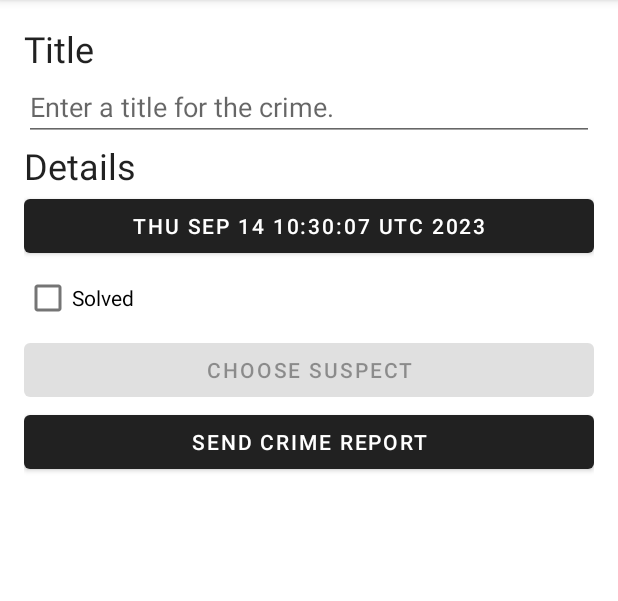
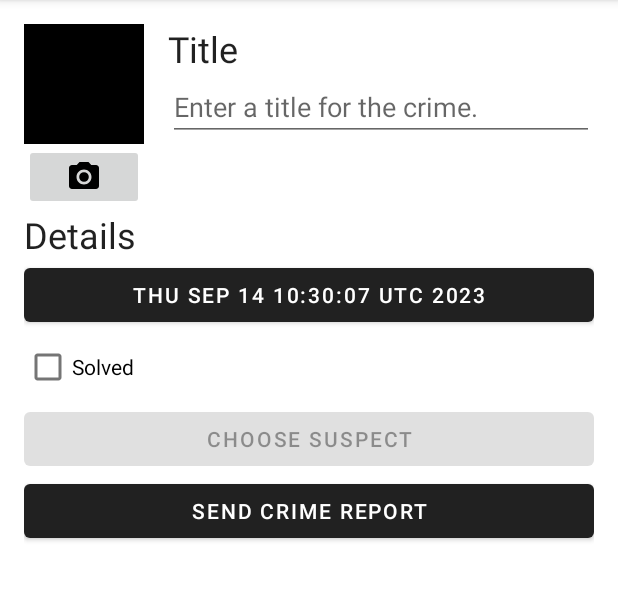
Before and after one commit to savannahvaith/BNR-CriminalIntent, an Android app: the screen it shows after launch (MainActivity), after a tap on "New Crime", on a phone screen of 412 x 824 dp, the part 84-685 px from its top. Run offline under Robolectric (Android 15) with nearby library versions, the phone set to English and light mode, and no system bars; our stand-ins replace Room's generated code; 3 statements that could not run were skipped.

Commit message:
feat(images): capture with android camera and display in detail view

```diff
--- a/app/src/main/java/com/example/criminalintent/Crime.kt
+++ b/app/src/main/java/com/example/criminalintent/Crime.kt
@@ -11,5 +11,6 @@ data class Crime(
     val title: String,
     val date: Date,
     val isSolved: Boolean,
-    val suspect: String = ""
+    val suspect: String = "",
+    val photoFileName: String? = null
 )
--- a/app/src/main/java/com/example/criminalintent/CrimeDetailFragment.kt
+++ b/app/src/main/java/com/example/criminalintent/CrimeDetailFragment.kt
@@ -11,6 +11,8 @@ import android.view.LayoutInflater
 import android.view.View
 import android.view.ViewGroup
 import androidx.activity.result.contract.ActivityResultContracts
+import androidx.core.content.FileProvider
+import androidx.core.view.doOnLayout
 import androidx.core.widget.doOnTextChanged
 import androidx.fragment.app.Fragment
 import androidx.fragment.app.setFragmentResultListener
@@ -21,8 +23,10 @@ import androidx.lifecycle.repeatOnLifecycle
 import androidx.navigation.fragment.findNavController
 import androidx.navigation.fragment.navArgs
 import com.example.criminalintent.databinding.FragmentCrimeDetailBinding
+import getScaledBitmap
 import kotlinx.coroutines.flow.collect
 import kotlinx.coroutines.launch
+import java.io.File
 import java.util.Date
 import java.util.UUID
 
@@ -39,6 +43,16 @@ class CrimeDetailFragment : Fragment(){
     ){
         uri: Uri? -> uri?.let { parseContact(uri) }
     }
+
+    private val takePhoto = registerForActivityResult(
+        ActivityResultContracts.TakePicture()
+    ){ didTakePhoto: Boolean ->
+        if(didTakePhoto && photoName != null){
+            crimeDetailViewModel.updateCrime { oldCrime -> oldCrime.copy(photoFileName = photoName) }
+        }
+    }
+
+    private var photoName: String? = null
 
     private val binding
         get() = checkNotNull(_binding) {
@@ -73,6 +87,20 @@ class CrimeDetailFragment : Fragment(){
                 requireContext(), null
             )
             crimeSuspect.isEnabled = canResolveIntent(selectSuspectIntent)
+
+            photoName = "IMG_${Date()}.jpg"
+            val photoFile = File(requireContext().applicationContext.filesDir, photoName)
+            val photoUri = FileProvider.getUriForFile(requireContext(), "com.example.criminalIntent.fileprovider", photoFile)
+
+
+            crimeCamera.setOnClickListener {
+                takePhoto.launch(photoUri)
+            }
+
+            val captureImageContent = takePhoto.contract.createIntent(
+                requireContext(), photoUri
+            )
+            crimeCamera.isEnabled = canResolveIntent(captureImageContent)
         }
 
         viewLifecycleOwner.lifecycleScope.launch {
@@ -116,6 +144,9 @@ class CrimeDetailFragment : Fragment(){
             crimeSuspect.text = crime.suspect.ifEmpty {
                 getString(R.string.crime_suspect_text)
             }
+
+            updatePhoto(crime.photoFileName)
+
         }
     }
 
@@ -153,6 +184,29 @@ class CrimeDetailFragment : Fragment(){
         return resolvedActivity != null
     }
 
+    private fun updatePhoto(photoFileName: String?){
+        if (binding.crimePhoto.tag != photoFileName) {
+            val photoFile = photoFileName?.let {
+                File(requireContext().applicationContext.filesDir, it)
+            }
+
+            if (photoFile?.exists() == true) {
+                binding.crimePhoto.doOnLayout { measuredView ->
+                    val scaledBitmap = getScaledBitmap(
+                        photoFile.path,
+                        measuredView.width,
+                        measuredView.height
+                    )
+                    binding.crimePhoto.setImageBitmap(scaledBitmap)
+                    binding.crimePhoto.tag = photoFileName
+                }
+            } else {
+                binding.crimePhoto.setImageBitmap(null)
+                binding.crimePhoto.tag = null
+            }
+        }
+    }
+
 
     override fun onDestroyView() {
         super.onDestroyView()
--- a/app/src/main/java/com/example/criminalintent/CrimeRepository.kt
+++ b/app/src/main/java/com/example/criminalintent/CrimeRepository.kt
@@ -4,6 +4,7 @@ import android.content.Context
 import androidx.room.Room
 import com.example.criminalintent.database.CrimeDatabase
 import com.example.criminalintent.database.migration_1_2
+import com.example.criminalintent.database.migration_2_3
 import kotlinx.coroutines.CoroutineScope
 import kotlinx.coroutines.GlobalScope
 import kotlinx.coroutines.flow.Flow
@@ -20,7 +21,7 @@ class CrimeRepository private constructor(context: Context) {
         CrimeDatabase::class.java,
         DATABASE_NAME
     )
-        .addMigrations(migration_1_2)
+        .addMigrations(migration_1_2, migration_2_3)
         .build()
 
     fun getCrimes(): Flow<List<Crime>> = database.crimeDao().getCrimes()
--- a/app/src/main/java/com/example/criminalintent/database/CrimeDatabase.kt
+++ b/app/src/main/java/com/example/criminalintent/database/CrimeDatabase.kt
@@ -7,7 +7,7 @@ import androidx.room.migration.Migration
 import androidx.sqlite.db.SupportSQLiteDatabase
 import com.example.criminalintent.Crime
 
-@Database(entities = [Crime::class], version = 2, exportSchema = false)
+@Database(entities = [Crime::class], version = 3, exportSchema = false)
 @TypeConverters(CrimeTypeConverters::class)
 abstract class CrimeDatabase : RoomDatabase() {
     abstract fun crimeDao(): CrimeDao
@@ -18,3 +18,9 @@ val migration_1_2 = object : Migration(1,2){
         database.execSQL("ALTER TABLE Crime ADD COLUMN suspect TEXT NOT NULL DEFAULT'' ")
     }
 }
+
+val migration_2_3 = object: Migration(2,3){
+    override fun migrate(database: SupportSQLiteDatabase) {
+        database.execSQL("ALTER TABLE Crime ADD COLUMN photoFileName TEXT")
+    }
+}
--- /dev/null
+++ b/app/src/main/res/drawable/ic_camera.xml
@@ -0,0 +1,6 @@
+<vector android:height="24dp" android:tint="#000000"
+    android:viewportHeight="24" android:viewportWidth="24"
+    android:width="24dp" xmlns:android="http://schemas.android.com/apk/res/android">
+    <path android:fillColor="@android:color/white" android:pathData="M12,12m-3.2,0a3.2,3.2 0,1 1,6.4 0a3.2,3.2 0,1 1,-6.4 0"/>
+    <path android:fillColor="@android:color/white" android:pathData="M9,2L7.17,4L4,4c-1.1,0 -2,0.9 -2,2v12c0,1.1 0.9,2 2,2h16c1.1,0 2,-0.9 2,-2L22,6c0,-1.1 -0.9,-2 -2,-2h-3.17L15,2L9,2zM12,17c-2.76,0 -5,-2.24 -5,-5s2.24,-5 5,-5 5,2.24 5,5 -2.24,5 -5,5z"/>
+</vector>
--- a/app/src/main/res/layout/fragment_crime_detail.xml
+++ b/app/src/main/res/layout/fragment_crime_detail.xml
@@ -7,6 +7,35 @@
     android:layout_height="match_parent"
     android:layout_margin="16dp"
     >
+
+    <LinearLayout
+        android:layout_width="match_parent"
+        android:layout_height="wrap_content"
+        android:orientation="horizontal"
+        >
+        <LinearLayout
+            android:layout_width="wrap_content"
+            android:layout_height="wrap_content"
+            android:orientation="vertical"
+            android:layout_marginEnd="16dp">
+            <ImageView
+                android:id="@+id/crime_photo"
+                android:layout_width="80dp"
+                android:layout_height="80dp"
+                android:scaleType="centerInside"
+                android:cropToPadding="true"
+                android:background="@color/black"/>
+            <ImageButton
+                android:id="@+id/crime_camera"
+                android:layout_width="match_parent"
+                android:layout_height="wrap_content"
+                android:src="@drawable/ic_camera"/>
+        </LinearLayout>
+        <LinearLayout
+            android:orientation="vertical"
+            android:layout_width="0dp"
+            android:layout_height="wrap_content"
+            android:layout_weight="1">
             <TextView
                 android:layout_width="match_parent"
                 android:layout_height="wrap_content"
@@ -19,6 +48,9 @@
                 android:hint="@string/crime_title_hint"
                 android:importantForAutofill="no"
                 android:inputType="text"/>
+    </LinearLayout>
+    </LinearLayout>
+
     <TextView
         android:layout_width="match_parent"
         android:layout_height="wrap_content"
--- /dev/null
+++ b/app/src/main/res/xml/files.xml
@@ -0,0 +1,4 @@
+<?xml version="1.0" encoding="utf-8"?>
+<paths>
+    <files-path name="crime_photos" path="."/>
+</paths>
```
Also changed, not shown: app/src/main/AndroidManifest.xml (+14 -0 lines), app/src/main/java/com/example/criminalintent/PictureUtils.kt (added, +28 -0 lines). Lines whose indentation alone changed are shown as unchanged.
